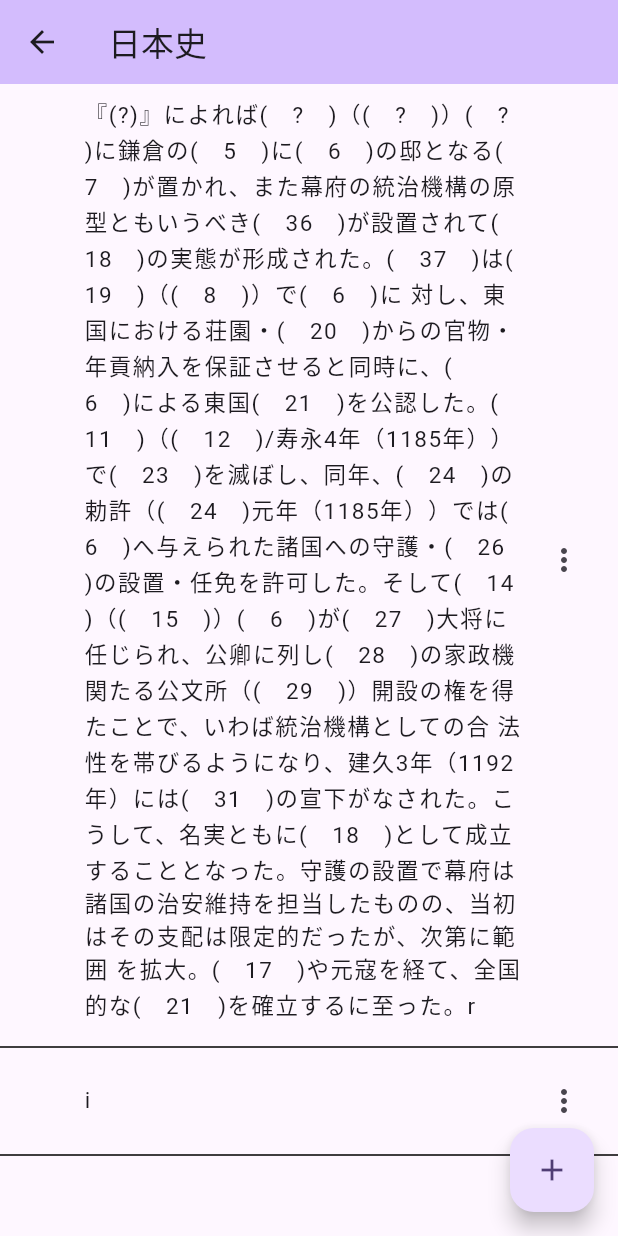
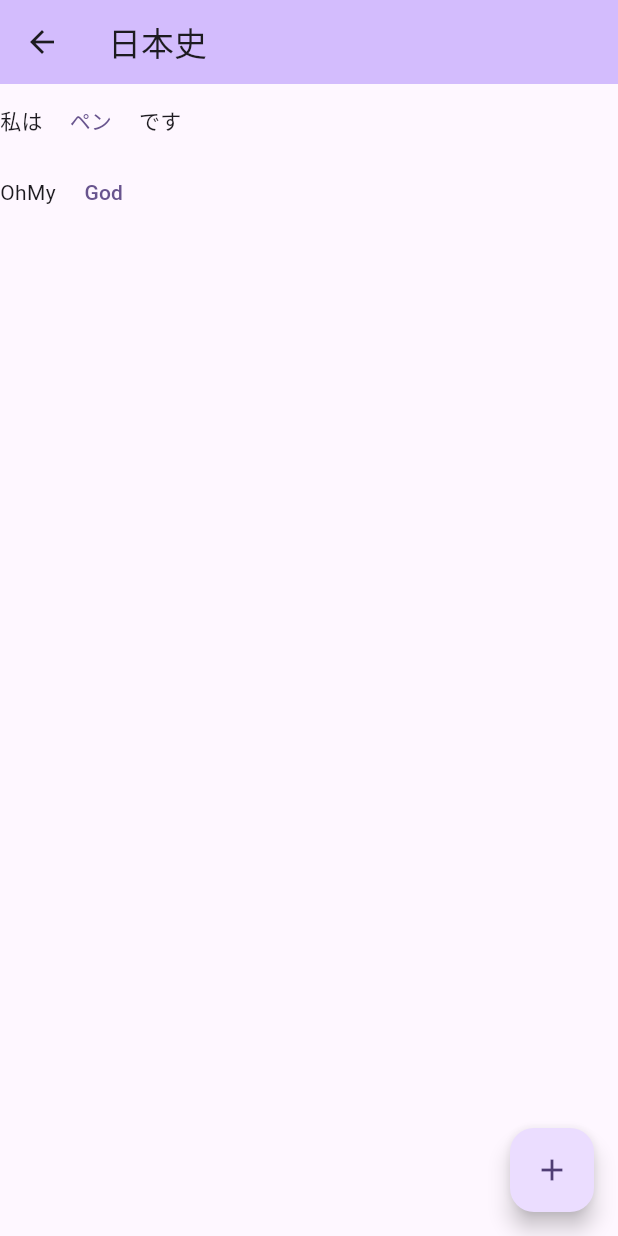
Before and after one commit to Exzrgs/KnowFill, a Flutter app: the screen it shows after launch, after a tap on "日本史", on a phone screen of 412 x 824 dp. Run offline on Flutter 3.47's test engine with Material 2 defaults, Android fonts, the phone set to English and light mode, and no system bars.

Commit message:
単語リストに含まれているものを穴として表示する機能を実装

```diff
--- a/frontend/lib/main.dart
+++ b/frontend/lib/main.dart
@@ -40,7 +40,43 @@ class _HomePageState extends State<HomePage> {
       ),
       body: NoteList(),
       floatingActionButton: FloatingActionButton(
-        onPressed: (){},
+        onPressed: (){
+          final controller = TextEditingController();
+          final focusNode = FocusNode();
+
+          showDialog(
+            context: context,
+            builder: (_){
+              return AlertDialog(
+                content: Column(
+                  mainAxisSize: MainAxisSize.min,
+                  children: [
+                    const Text("新しいノートを追加"),
+                    Flexible(
+                      child: TextFormField(
+                        autofocus: true,
+                        focusNode: focusNode,
+                        controller: controller,
+                      ),
+                    )
+                  ],
+                ),
+                actions: [
+                  TextButton(
+                    onPressed: (){
+                      Navigator.of(context).pop();
+                    },
+                    child: const Text("キャンセル")),
+                  TextButton(
+                    onPressed: (){
+                    },
+                    child: const Text("作成"),
+                  ),
+                ],
+              );
+            },
+          );
+        },
         tooltip: 'Increment',
         child: const Icon(Icons.add),
       ),
@@ -156,32 +192,73 @@ class NoteDetail extends StatefulWidget {
 
 // ToDo: 右上にメニューを表示
 class _NoteDetailState extends State<NoteDetail> {
-  List<String> problemArray = ["『(?)』によれば(　?　)（(　?　)）(　?　)に鎌倉の(　5　)に(　6　)の邸となる(　7　)が置かれ、また幕府の統治機構の原型ともいうべき(　36　)が設置されて(　18　)の実態が形成された。(　37　)は(　19　)（(　8　)）で(　6　)に 対し、東国における荘園・(　20　)からの官物・年貢納入を保証させると同時に、(　6　)による東国(　21　)を公認した。(　11　)（(　12　)/寿永4年（1185年））で(　23　)を滅ぼし、同年、(　24　)の勅許（(　24　)元年（1185年））では(　6　)へ与えられた諸国への守護・(　26　)の設置・任免を許可した。そして(　14　)（(　15　)）(　6　)が(　27　)大将に任じられ、公卿に列し(　28　)の家政機関たる公文所（(　29　)）開設の権を得たことで、いわば統治機構としての合 法性を帯びるようになり、建久3年（1192年）には(　31　)の宣下がなされた。こうして、名実ともに(　18　)として成立することとなった。守護の設置で幕府は諸国の治安維持を担当したものの、当初はその支配は限定的だったが、次第に範囲 を拡大。(　17　)や元寇を経て、全国的な(　21　)を確立するに至った。r","i"];
+  List<List<String>> problemArray =  [["私","は","ペン","です"],["Oh","My","God"]];
+  List<List<String>> hideList =  [["ペン"],["God"]];
+  List<Map<int, bool>> isHide = List.generate(1000, (index) => {index: false});
 
   @override
   Widget build(BuildContext context) {
-    return ListView.builder(
-        itemCount: problemArray.length,
-        itemBuilder: (context, index) {
-          return Column(
-            children: [
-              ListTile(
-                leading: Container(
-                  width: 20,
+    return Column(children: [
+      for (var i = 0; i < problemArray.length; i++)...{
+        Row(children: [
+          for (var j = 0; j < problemArray[i].length; j++)...{
+            if (hideList[i].contains(problemArray[i][j]))...{
+              if (isHide[i][j] == true)...{
+                // Container(
+                //   margin: const EdgeInsets.all(10.0), // 外側余白
+                //   //padding: const EdgeInsets.all(10.0), // 内側余白
+                //   color: Colors.grey,
+                //   width: 60, // 画面サイズいっぱいまで広げる
+                //   height: 30.0,
+                //   alignment: Alignment.center,
+
+                //   child: IconButton(
+                //     icon: const Icon(Icons.visibility),
+                //     onPressed: (){
+                //       setState(() {
+                //         isHide[i][j] = false;
+                //       });
+                //     },
+                //   ),
+                // ),
+
+                TextButton(
+                  child: const Text("( ? )"),
+                  onPressed: () => {
+                    setState(() {
+                      isHide[i][j] = false;
+                    })
+                  },
+                )
+              }
+              else ...{
+                // IconButton(
+                //   icon: const Icon(Icons.visibility_off),
+                //   onPressed: (){
+                //     setState(() {
+                //       isHide[i][j] = true;
+                //     });
+                //   },
+                // ),
+                TextButton(
+                  child: Text(problemArray[i][j]),
+                  onPressed: () => {
+                    setState(() {
+                      isHide[i][j] = true;
+                    })
+                  },
                 ),
-                title: Text(problemArray[index],
-                style: const TextStyle(
-                  fontSize: 15,
-                  letterSpacing: 1,
-                ),),
-                trailing: const Icon(Icons.more_vert),
-              ),
-              const Divider(
-                color: Colors.black,
-              ),
-            ]
-          );
-        },
-      );
+              }
+            }
+            else...{
+              Text(problemArray[i][j]),
+            }
+          },
+          const Divider(
+            color: Colors.black,
+          ),
+        ],)
+      }
+    ]);
   }
 }
```
